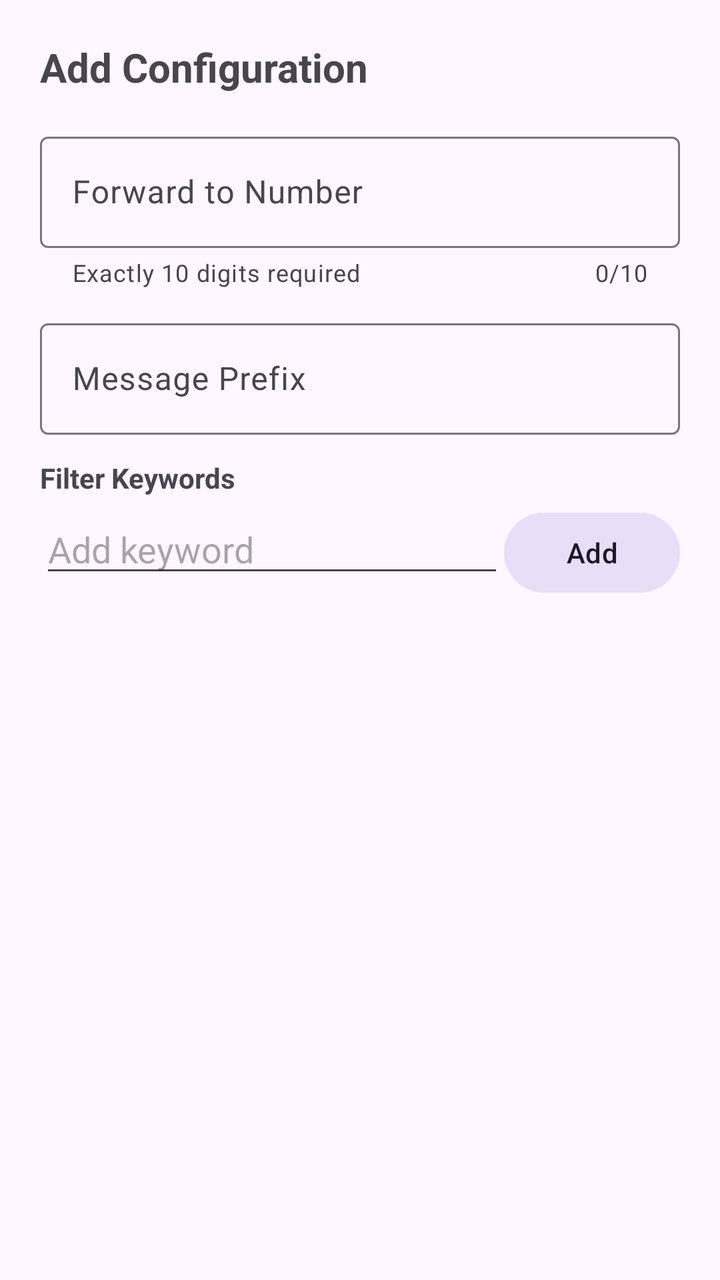
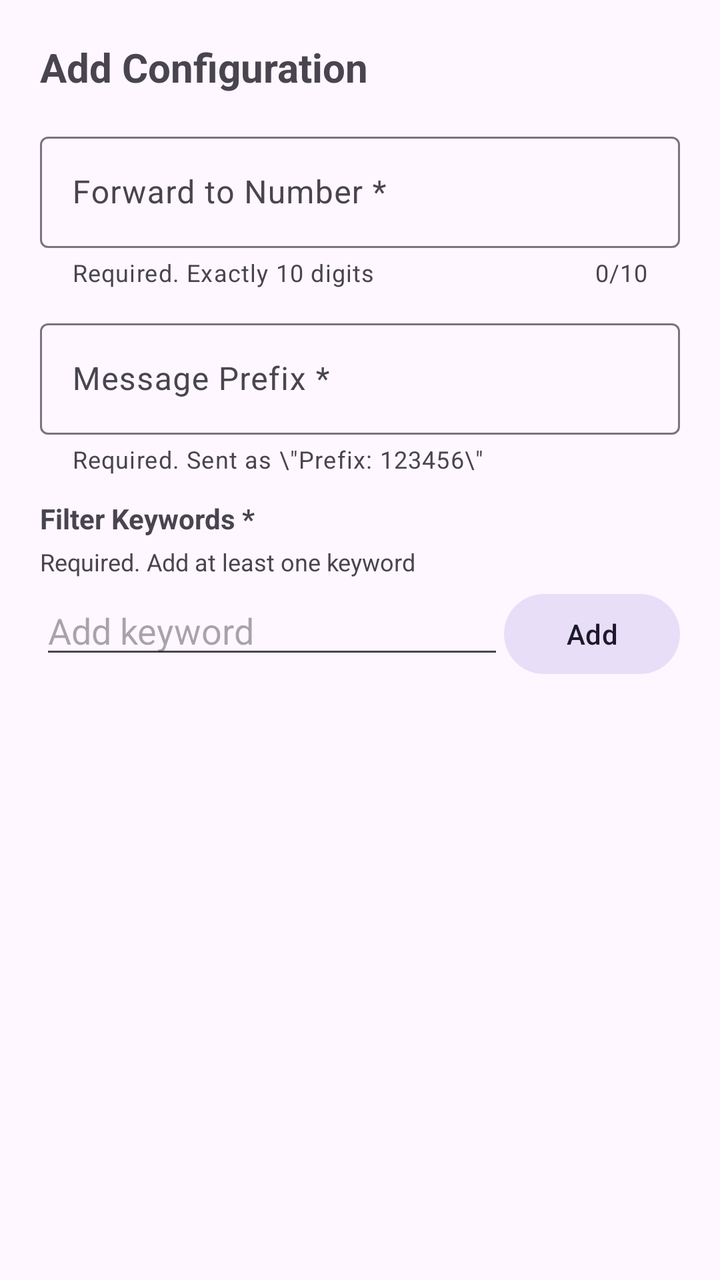

Screens rendered from an Android XML layout before and after an edit, with the pre-edit source and the edit as a unified diff.
<!-- AndroidManifest.xml: application theme Theme.OTPForwarder -->
<!-- res/layout/dialog_add_edit_config.xml -->
<?xml version="1.0" encoding="utf-8"?>
<ScrollView xmlns:android="http://schemas.android.com/apk/res/android"
    xmlns:app="http://schemas.android.com/apk/res-auto"
    android:layout_width="match_parent"
    android:layout_height="wrap_content">

    <LinearLayout
        android:layout_width="match_parent"
        android:layout_height="wrap_content"
        android:orientation="vertical"
        android:padding="20dp">

        <TextView
            android:id="@+id/dialogTitle"
            android:layout_width="wrap_content"
            android:layout_height="wrap_content"
            android:text="Add Configuration"
            android:textSize="20sp"
            android:textStyle="bold"
            android:layout_marginBottom="16dp" />

        <com.google.android.material.textfield.TextInputLayout
            android:layout_width="match_parent"
            android:layout_height="wrap_content"
            android:hint="Forward to Number"
            android:layout_marginBottom="12dp"
            app:counterEnabled="true"
            app:counterMaxLength="10"
            app:helperText="Exactly 10 digits required"
            style="@style/Widget.Material3.TextInputLayout.OutlinedBox">

            <com.google.android.material.textfield.TextInputEditText
                android:id="@+id/editForwardTo"
                android:layout_width="match_parent"
                android:layout_height="wrap_content"
                android:inputType="phone"
                android:maxLength="10"
                android:digits="0123456789" />
        </com.google.android.material.textfield.TextInputLayout>

        <com.google.android.material.textfield.TextInputLayout
            android:layout_width="match_parent"
            android:layout_height="wrap_content"
            android:hint="Message Prefix"
            android:layout_marginBottom="12dp"
            style="@style/Widget.Material3.TextInputLayout.OutlinedBox">

            <com.google.android.material.textfield.TextInputEditText
                android:id="@+id/editPrefix"
                android:layout_width="match_parent"
                android:layout_height="wrap_content"
                android:inputType="text" />
        </com.google.android.material.textfield.TextInputLayout>

        <TextView
            android:layout_width="wrap_content"
            android:layout_height="wrap_content"
            android:text="Filter Keywords"
            android:textStyle="bold"
            android:layout_marginBottom="4dp" />

        <LinearLayout
            android:layout_width="match_parent"
            android:layout_height="wrap_content"
            android:orientation="horizontal"
            android:layout_marginBottom="8dp">

            <EditText
                android:id="@+id/editFilterKeyword"
                android:layout_width="0dp"
                android:layout_height="wrap_content"
                android:layout_weight="1"
                android:hint="Add keyword"
                android:inputType="text" />

            <Button
                android:id="@+id/btnAddKeyword"
                android:layout_width="wrap_content"
                android:layout_height="wrap_content"
                android:text="Add"
                style="@style/Widget.Material3.Button.TonalButton" />
        </LinearLayout>

        <com.google.android.material.chip.ChipGroup
            android:id="@+id/chipGroupKeywords"
            android:layout_width="match_parent"
            android:layout_height="wrap_content"
            android:layout_marginBottom="16dp" />

    </LinearLayout>
</ScrollView>
<!-- resources referenced by this layout -->
<resources>
  <style name="Theme.OTPForwarder" parent="Theme.Material3.DayNight.NoActionBar" />
</resources>

<!-- the commit's change to res/layout/dialog_add_edit_config.xml (unified diff, before → after) -->
@@ -20,13 +20,14 @@
             android:layout_marginBottom="16dp" />
 
         <com.google.android.material.textfield.TextInputLayout
+            android:id="@+id/layoutForwardTo"
             android:layout_width="match_parent"
             android:layout_height="wrap_content"
-            android:hint="Forward to Number"
+            android:hint="Forward to Number *"
             android:layout_marginBottom="12dp"
             app:counterEnabled="true"
             app:counterMaxLength="10"
-            app:helperText="Exactly 10 digits required"
+            app:helperText="Required. Exactly 10 digits"
             style="@style/Widget.Material3.TextInputLayout.OutlinedBox">
 
             <com.google.android.material.textfield.TextInputEditText
@@ -39,10 +40,12 @@
         </com.google.android.material.textfield.TextInputLayout>
 
         <com.google.android.material.textfield.TextInputLayout
+            android:id="@+id/layoutPrefix"
             android:layout_width="match_parent"
             android:layout_height="wrap_content"
-            android:hint="Message Prefix"
+            android:hint="Message Prefix *"
             android:layout_marginBottom="12dp"
+            app:helperText="Required. Sent as \&quot;Prefix: 123456\&quot;"
             style="@style/Widget.Material3.TextInputLayout.OutlinedBox">
 
             <com.google.android.material.textfield.TextInputEditText
@@ -55,8 +58,16 @@
         <TextView
             android:layout_width="wrap_content"
             android:layout_height="wrap_content"
-            android:text="Filter Keywords"
+            android:text="Filter Keywords *"
             android:textStyle="bold"
+            android:layout_marginBottom="4dp" />
+
+        <TextView
+            android:id="@+id/textKeywordError"
+            android:layout_width="match_parent"
+            android:layout_height="wrap_content"
+            android:text="Required. Add at least one keyword"
+            android:textSize="12sp"
             android:layout_marginBottom="4dp" />
 
         <LinearLayout
